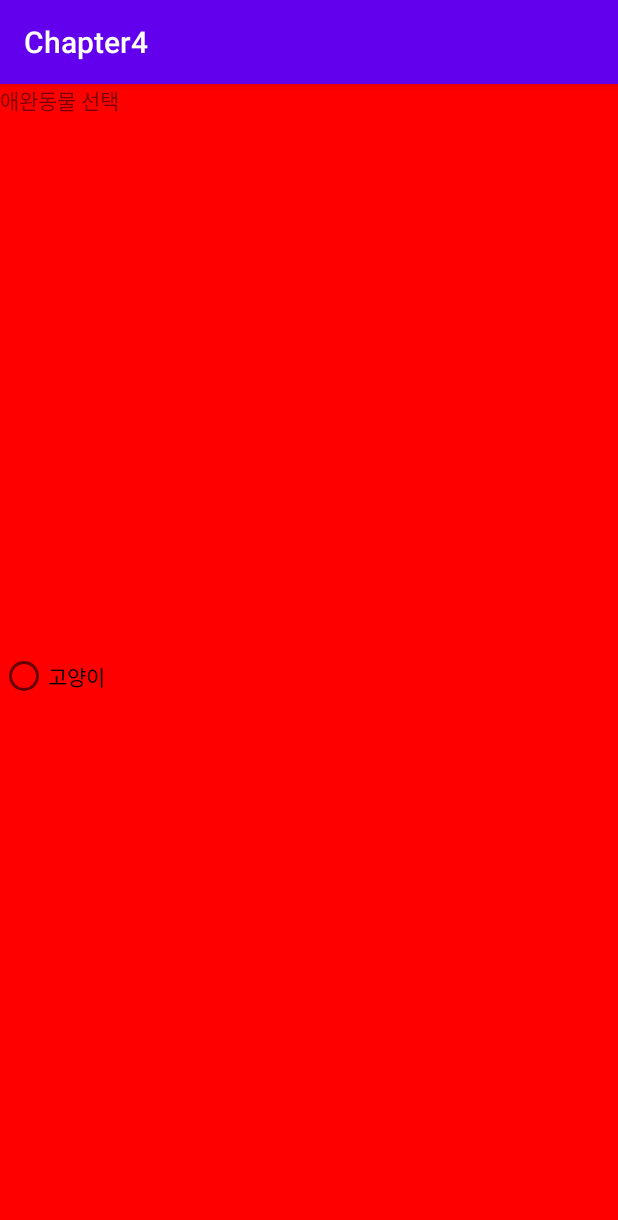
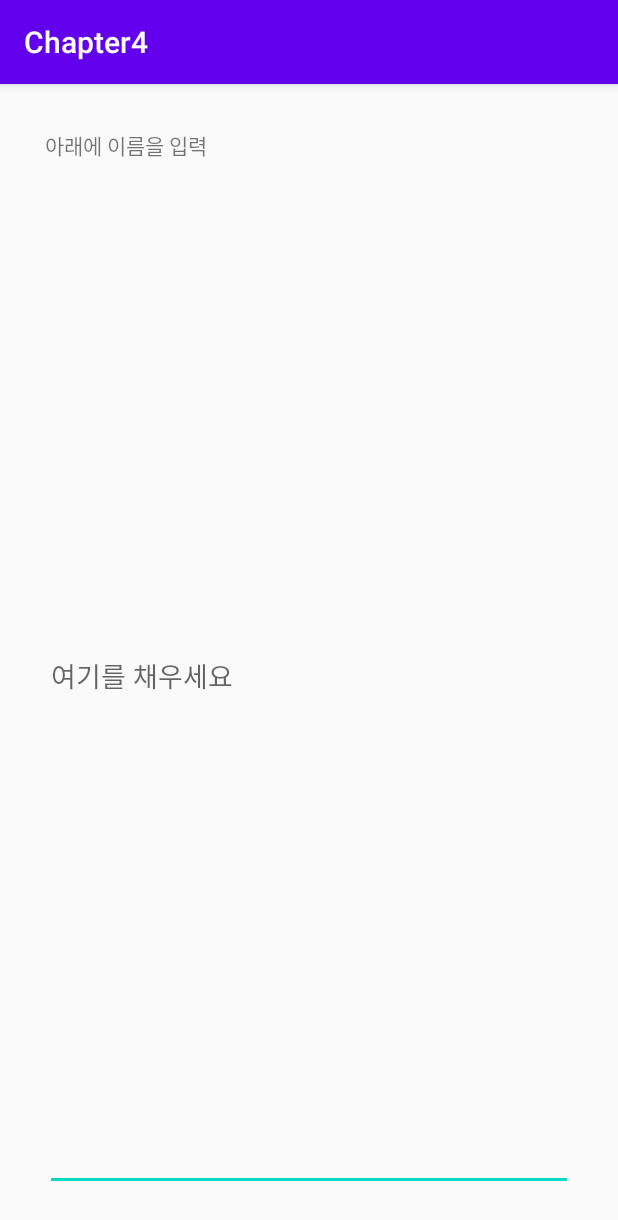
Before and after one commit to DongGeon0908/Android_Study, an Android app: the screen it shows after launch (MainActivity), on a phone screen of 412 x 824 dp. Shown: the top 1220 px of the screen. Run offline under Robolectric (Android 15) with nearby library versions, the light colour scheme and no system bars.

Commit message:
속성 정리

```diff
--- a/Chapter4/app/src/main/res/layout/activity_main.xml
+++ b/Chapter4/app/src/main/res/layout/activity_main.xml
@@ -5,20 +5,29 @@
     android:layout_width="match_parent"
     android:layout_height="match_parent"
     android:orientation="vertical"
-    android:background="#ff0000"
+    android:padding="30dp"
     tools:context=".MainActivity">
 
     <TextView
         android:id="@+id/textView1"
         android:layout_width="match_parent"
         android:layout_height="wrap_content"
-        android:text="애완동물 선택"
+        android:text="아래에 이름을 입력"
         />
+
+    <EditText
+        android:id="@+id/edit1"
+        android:layout_width="match_parent"
+        android:layout_height="match_parent"
+        android:hint="여기를 채우세요"
+        />
+
 
     <RadioButton
         android:id="@+id/cat"
         android:layout_width="wrap_content"
         android:layout_height="match_parent"
+        android:enabled="false"
         android:text="고양이"/>
 
     <RadioButton
```
Also changed, not shown: 1 other file.
